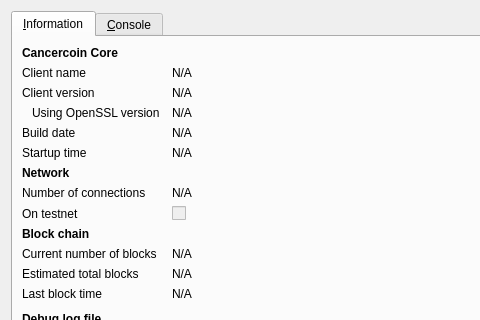
Cancercoin/Cancercoin, file src/qt/forms/rpcconsole.ui: the form before one commit; both pictures show x 0 to 480 and y 0 to 320 of the 740 by 450 pixel window.
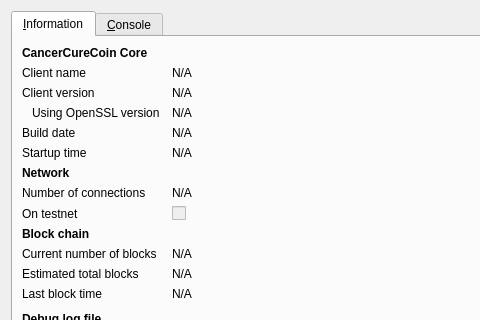
The form after the commit. Icons and pictures are not drawn.

What changed in the file:
```diff
--- a/src/qt/forms/rpcconsole.ui
+++ b/src/qt/forms/rpcconsole.ui
@@ -36,7 +36,7 @@
           </font>
          </property>
          <property name="text">
-          <string>Cancercoin Core</string>
+          <string>CancerCureCoin Core</string>
          </property>
         </widget>
        </item>
```
Left out of the diff: 6 changed lines with no effect on the pictures.
